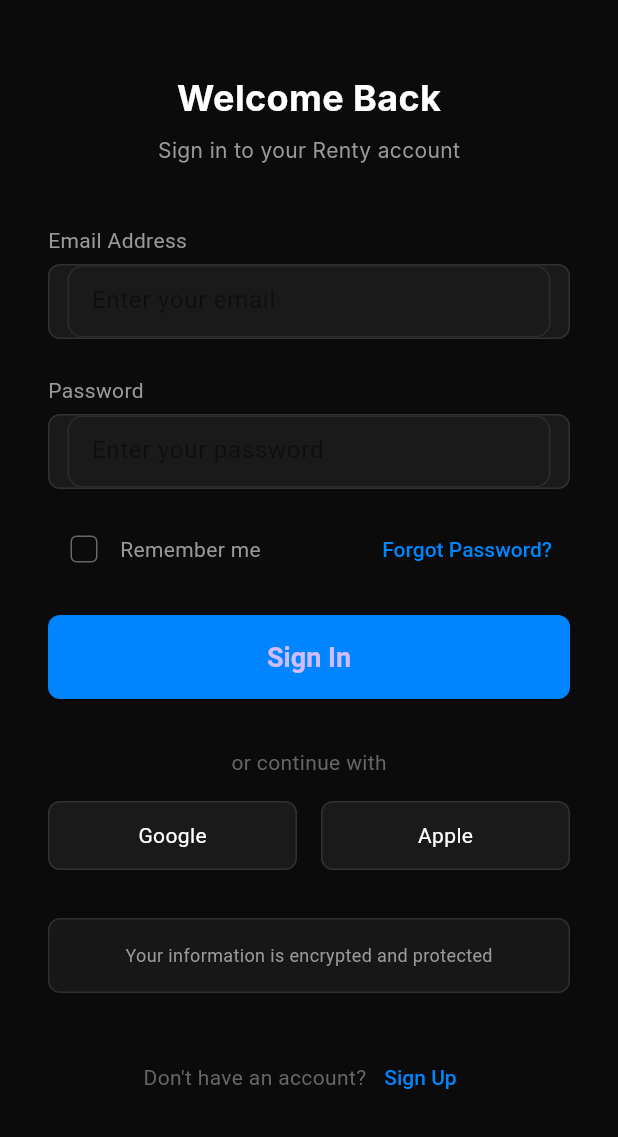
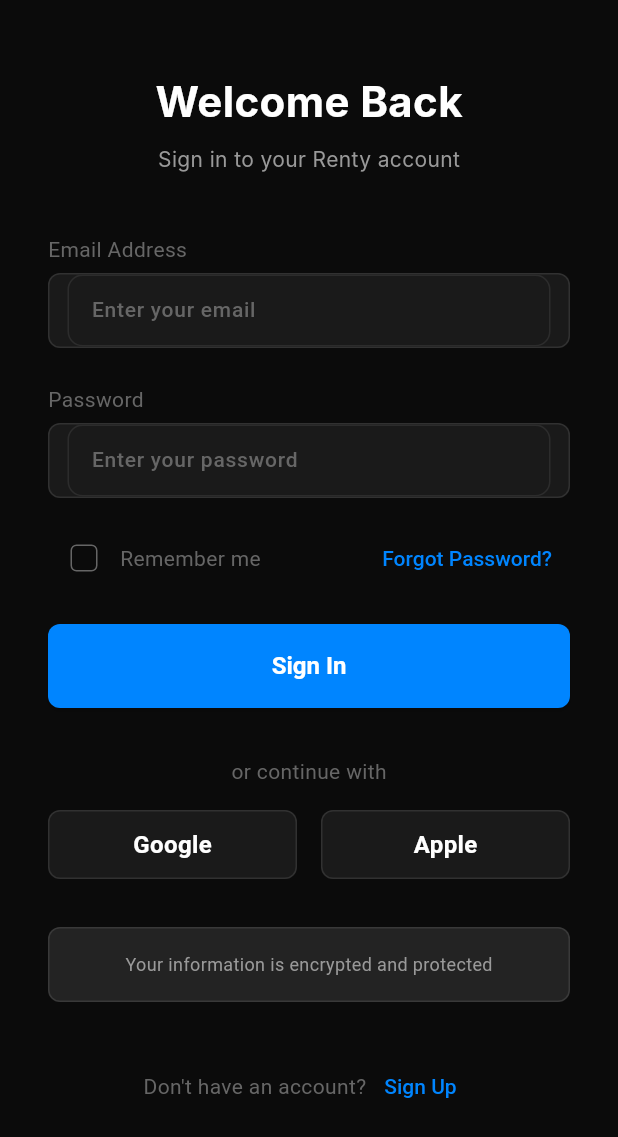
Before and after one commit to Chrisan2i/rentyapp, a Flutter app: the screen it shows after launch, on a phone screen of 412 x 824 dp. Shown: the top 1137 px of the screen. Run offline on Flutter 3.47's test engine with Material 3 defaults, Android fonts, the phone set to English and light mode, and no system bars; our stand-ins replace cloud_firestore, firebase_auth, firebase_core, image_picker; accounts and stored records are empty; Roboto replaces fonts that are missing (Inter).

Commit message:
Actualizando archivos con los colores y estilos de texto

```diff
--- a/lib/core/theme/app_colors.dart
+++ b/lib/core/theme/app_colors.dart
@@ -14,6 +14,8 @@
   static const Color hint = Color(0xFF666666);
   static const Color textFieldLabel = Color(0xFFCCCCCC);
   static const Color error = Colors.redAccent;
+  static const Color danger = Color(0xFFFF4757);
+
 
 
 
--- a/lib/features/auth/login/login.dart
+++ b/lib/features/auth/login/login.dart
@@ -3,6 +3,8 @@
 import 'package:rentyapp/features/auth/login/widgets/login_header.dart';
 import 'package:rentyapp/features/auth/login/widgets/login_input.dart';
 import 'package:rentyapp/features/auth/login/widgets/login_social_button.dart';
+import 'package:rentyapp/core/theme/app_colors.dart';
+import 'package:rentyapp/core/theme/app_text_styles.dart';
 
 class LoginPage extends StatefulWidget {
   const LoginPage({super.key});
@@ -51,7 +53,7 @@
   @override
   Widget build(BuildContext context) {
     return Scaffold(
-      backgroundColor: const Color(0xFF0B0B0B),
+      backgroundColor: AppColors.background,
       body: SafeArea(
         child: SingleChildScrollView(
           padding: const EdgeInsets.symmetric(horizontal: 32, vertical: 48),
@@ -60,10 +62,10 @@
             children: [
               const LoginHeader(),
               const SizedBox(height: 40),
-              const Text('Email Address', style: TextStyle(color: Color(0xFF999999), fontSize: 14)),
+              const Text('Email Address', style: AppTextStyles.inputHint),
               LoginInput(controller: emailController, hint: 'Enter your email'),
               const SizedBox(height: 24),
-              const Text('Password', style: TextStyle(color: Color(0xFF999999), fontSize: 14)),
+              const Text('Password', style: AppTextStyles.inputHint),
               LoginInput(controller: passwordController, hint: 'Enter your password', obscure: true),
               const SizedBox(height: 16),
               Row(
@@ -71,22 +73,22 @@
                   Checkbox(
                     value: rememberMe,
                     onChanged: (v) => setState(() => rememberMe = v ?? false),
-                    side: const BorderSide(color: Color(0xFF666666)),
+                    side: const BorderSide(color: AppColors.hint),
                     shape: RoundedRectangleBorder(borderRadius: BorderRadius.circular(4)),
                     checkColor: Colors.black,
-                    activeColor: Colors.white,
+                    activeColor: AppColors.white,
                   ),
-                  const Text('Remember me', style: TextStyle(color: Color(0xFF999999))),
+                  const Text('Remember me', style: AppTextStyles.inputHint),
                   const Spacer(),
                   TextButton(
                     onPressed: () {},
-                    child: const Text('Forgot Password?', style: TextStyle(color: Color(0xFF0085FF))),
+                    child: const Text('Forgot Password?', style: AppTextStyles.bannerAction),
                   )
                 ],
               ),
               if (error != null) ...[
                 const SizedBox(height: 8),
-                Text(error!, style: const TextStyle(color: Colors.red)),
+                Text(error!, style: AppTextStyles.errorText),
               ],
               const SizedBox(height: 20),
               SizedBox(
@@ -95,16 +97,16 @@
                 child: ElevatedButton(
                   onPressed: loading ? null : _login,
                   style: ElevatedButton.styleFrom(
-                    backgroundColor: const Color(0xFF0085FF),
+                    backgroundColor: AppColors.primary,
                     shape: RoundedRectangleBorder(borderRadius: BorderRadius.circular(8)),
                   ),
                   child: loading
-                      ? const CircularProgressIndicator(color: Colors.white)
-                      : const Text('Sign In', style: TextStyle(fontWeight: FontWeight.w600)),
+                      ? const CircularProgressIndicator(color: AppColors.white)
+                      : const Text('Sign In', style: AppTextStyles.loginButton),
                 ),
               ),
               const SizedBox(height: 32),
-              const Center(child: Text('or continue with', style: TextStyle(color: Color(0xFF666666)))),
+              const Center(child: Text('or continue with', style: AppTextStyles.inputHint)),
               const SizedBox(height: 16),
               Row(
                 children: const [
@@ -118,14 +120,14 @@
                 width: double.infinity,
                 height: 50,
                 decoration: BoxDecoration(
-                  border: Border.all(color: Colors.white.withOpacity(0.1)),
+                  border: Border.all(color: AppColors.white10),
                   borderRadius: BorderRadius.circular(8),
-                  color: Colors.white.withOpacity(0.05),
+                  color: AppColors.white10,
                 ),
                 child: const Center(
                   child: Text(
                     'Your information is encrypted and protected',
-                    style: TextStyle(color: Color(0xFF999999), fontSize: 12),
+                    style: TextStyle(color: AppColors.textSecondary, fontSize: 12),
                   ),
                 ),
               ),
@@ -133,10 +135,10 @@
               Row(
                 mainAxisAlignment: MainAxisAlignment.center,
                 children: [
-                  const Text("Don't have an account?", style: TextStyle(color: Color(0xFF666666))),
+                  const Text("Don't have an account?", style: AppTextStyles.inputHint),
                   TextButton(
                     onPressed: () => Navigator.pushNamed(context, '/register'),
-                    child: const Text('Sign Up', style: TextStyle(color: Color(0xFF0085FF))),
+                    child: const Text('Sign Up', style: AppTextStyles.bannerAction),
                   ),
                 ],
               )
--- a/lib/features/auth/login/widgets/login_header.dart
+++ b/lib/features/auth/login/widgets/login_header.dart
@@ -1,4 +1,6 @@
 import 'package:flutter/material.dart';
+import 'package:rentyapp/core/theme/app_colors.dart';
+import 'package:rentyapp/core/theme/app_text_styles.dart';
 
 class LoginHeader extends StatelessWidget {
   const LoginHeader({super.key});
@@ -11,18 +13,18 @@
           Text(
             'Welcome Back',
             style: TextStyle(
-              color: Colors.white,
-              fontSize: 24,
+              fontSize: 28,
+              fontWeight: FontWeight.w700,
+              color: AppColors.white,
               fontFamily: 'Inter',
-              fontWeight: FontWeight.w700,
             ),
           ),
           SizedBox(height: 8),
           Text(
             'Sign in to your Renty account',
             style: TextStyle(
-              color: Color(0xFF999999),
               fontSize: 14,
+              color: AppColors.textSecondary,
               fontFamily: 'Inter',
             ),
           ),
--- a/lib/features/auth/login/widgets/login_input.dart
+++ b/lib/features/auth/login/widgets/login_input.dart
@@ -1,4 +1,6 @@
 import 'package:flutter/material.dart';
+import 'package:rentyapp/core/theme/app_colors.dart';
+import 'package:rentyapp/core/theme/app_text_styles.dart';
 
 class LoginInput extends StatelessWidget {
   final TextEditingController controller;
@@ -19,19 +21,19 @@
       margin: const EdgeInsets.only(top: 6),
       padding: const EdgeInsets.symmetric(horizontal: 12),
       decoration: BoxDecoration(
-        color: const Color(0xFF1A1A1A),
+        color: AppColors.surface,
         borderRadius: BorderRadius.circular(8),
-        border: Border.all(color: Colors.white.withOpacity(0.1)),
+        border: Border.all(color: AppColors.white10),
       ),
       child: Center(
         child: TextField(
           controller: controller,
           obscureText: obscure,
-          style: const TextStyle(color: Colors.white),
+          style: AppTextStyles.inputLabel,
           decoration: InputDecoration(
             border: InputBorder.none,
             hintText: hint,
-            hintStyle: const TextStyle(color: Colors.black45),
+            hintStyle: AppTextStyles.inputHint,
           ),
         ),
       ),
--- a/lib/features/auth/login/widgets/login_social_button.dart
+++ b/lib/features/auth/login/widgets/login_social_button.dart
@@ -1,4 +1,6 @@
 import 'package:flutter/material.dart';
+import 'package:rentyapp/core/theme/app_colors.dart';
+import 'package:rentyapp/core/theme/app_text_styles.dart';
 
 class LoginSocialButton extends StatelessWidget {
   final String label;
@@ -10,12 +12,12 @@
     return Container(
       height: 46,
       decoration: BoxDecoration(
-        color: const Color(0xFF1A1A1A),
-        border: Border.all(color: Colors.white.withOpacity(0.1)),
+        color: AppColors.surface,
+        border: Border.all(color: AppColors.white10),
         borderRadius: BorderRadius.circular(8),
       ),
       child: Center(
-        child: Text(label, style: const TextStyle(color: Colors.white)),
+        child: Text(label, style: AppTextStyles.loginButton),
       ),
     );
   }
--- a/lib/features/auth/register/widgets/register_footer.dart
+++ b/lib/features/auth/register/widgets/register_footer.dart
@@ -38,10 +38,7 @@
             const Text("Already have an account? ", style: AppTextStyles.subtitle),
             GestureDetector(
               onTap: () => Navigator.pushReplacementNamed(context, '/login'),
-              child: const Text(
-                'Log in',
-                style: TextStyle(color: AppColors.primary, fontWeight: FontWeight.bold),
-              ),
+              child: const Text('Log in', style: AppTextStyles.bannerAction),
             ),
           ],
         ),
--- a/lib/features/settings/widgets/settings_card.dart
+++ b/lib/features/settings/widgets/settings_card.dart
@@ -1,4 +1,5 @@
 import 'package:flutter/material.dart';
+import 'package:rentyapp/core/theme/app_colors.dart';
 
 class SettingsCard extends StatelessWidget {
   final Widget child;
@@ -10,8 +11,8 @@
     return Container(
       margin: const EdgeInsets.symmetric(horizontal: 16),
       decoration: BoxDecoration(
-        color: const Color(0xFF1A1A1A),
-        border: Border.all(color: Colors.white.withOpacity(0.1)),
+        color: AppColors.surface,
+        border: Border.all(color: AppColors.white10),
         borderRadius: BorderRadius.circular(16),
       ),
       child: child,
```
Also changed, not shown: lib/features/profile/widgets/profile_details.dart (+8 -13 lines), lib/features/profile/widgets/profile_header.dart (+10 -10 lines), lib/features/profile/widgets/profile_header_Bar.dart (+1 -9 lines), lib/features/profile/widgets/profile_info_cards.dart (+6 -4 lines), lib/features/settings/settings_view.dart (+15 -17 lines), lib/features/settings/widgets/section_title.dart (+3 -4 lines), lib/features/settings/widgets/settings_tile.dart (+7 -16 lines).
